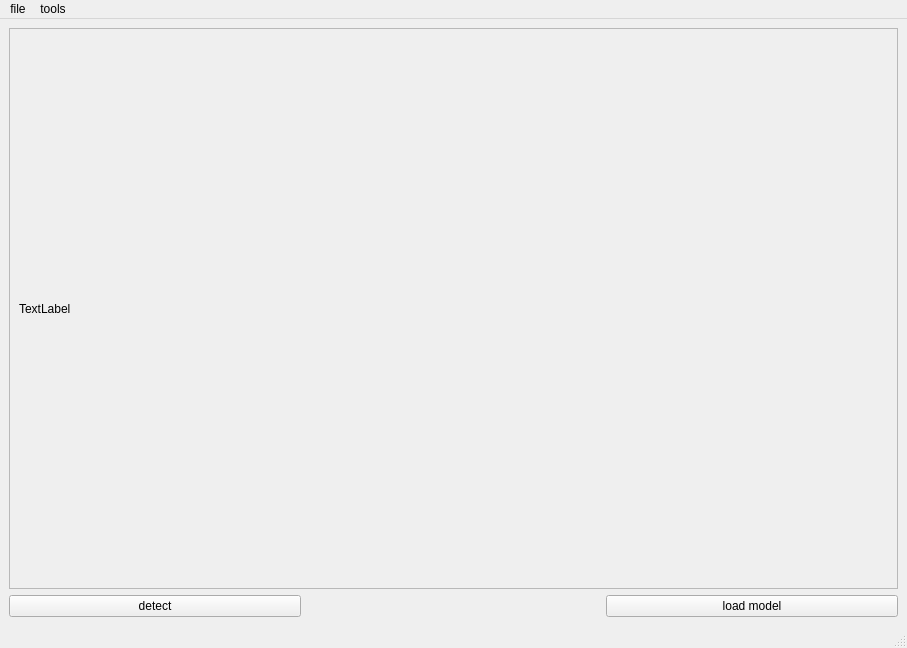
First picture: the form in detect.ui, repository WangJerry95/ssd_keras, before the edit.
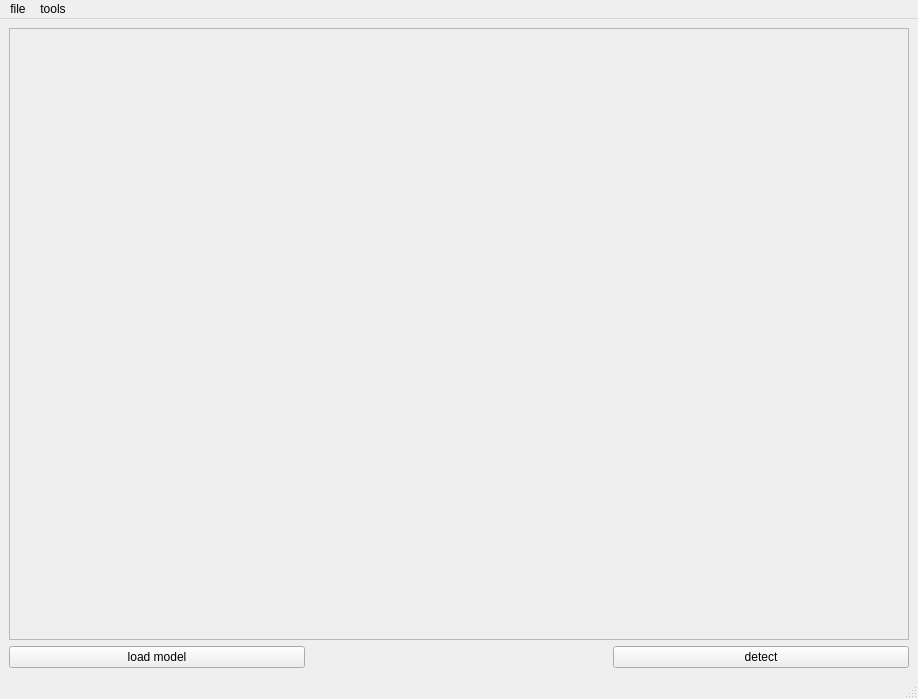
Second picture: the form after the edit.

```diff
--- a/detect.ui
+++ b/detect.ui
@@ -6,8 +6,8 @@
    <rect>
     <x>0</x>
     <y>0</y>
-    <width>907</width>
-    <height>648</height>
+    <width>918</width>
+    <height>699</height>
    </rect>
   </property>
   <property name="windowTitle">
@@ -20,19 +20,6 @@
    <layout class="QVBoxLayout" name="verticalLayout">
     <item>
      <layout class="QGridLayout" name="gridLayout">
-      <item row="1" column="0">
-       <widget class="QPushButton" name="detectButton">
-        <property name="sizePolicy">
-         <sizepolicy hsizetype="Minimum" vsizetype="Minimum">
-          <horstretch>0</horstretch>
-          <verstretch>0</verstretch>
-         </sizepolicy>
-        </property>
-        <property name="text">
-         <string>detect</string>
-        </property>
-       </widget>
-      </item>
       <item row="1" column="1">
        <spacer name="horizontalSpacer">
         <property name="orientation">
@@ -49,19 +36,6 @@
         </property>
        </spacer>
       </item>
-      <item row="1" column="2">
-       <widget class="QPushButton" name="loadButton">
-        <property name="sizePolicy">
-         <sizepolicy hsizetype="Minimum" vsizetype="Minimum">
-          <horstretch>0</horstretch>
-          <verstretch>0</verstretch>
-         </sizepolicy>
-        </property>
-        <property name="text">
-         <string>load model</string>
-        </property>
-       </widget>
-      </item>
       <item row="0" column="0" colspan="3">
        <widget class="QScrollArea" name="scrollArea">
         <property name="widgetResizable">
@@ -72,15 +46,15 @@
           <rect>
            <x>0</x>
            <y>0</y>
-           <width>885</width>
-           <height>555</height>
+           <width>896</width>
+           <height>606</height>
           </rect>
          </property>
          <layout class="QGridLayout" name="gridLayout_2">
           <item row="0" column="0">
            <widget class="QLabel" name="label">
             <property name="text">
-             <string>TextLabel</string>
+             <string/>
             </property>
            </widget>
           </item>
@@ -88,6 +62,32 @@
         </widget>
        </widget>
       </item>
+      <item row="1" column="0">
+       <widget class="QPushButton" name="loadButton">
+        <property name="sizePolicy">
+         <sizepolicy hsizetype="Minimum" vsizetype="Minimum">
+          <horstretch>0</horstretch>
+          <verstretch>0</verstretch>
+         </sizepolicy>
+        </property>
+        <property name="text">
+         <string>load model</string>
+        </property>
+       </widget>
+      </item>
+      <item row="1" column="2">
+       <widget class="QPushButton" name="detectButton">
+        <property name="sizePolicy">
+         <sizepolicy hsizetype="Minimum" vsizetype="Minimum">
+          <horstretch>0</horstretch>
+          <verstretch>0</verstretch>
+         </sizepolicy>
+        </property>
+        <property name="text">
+         <string>detect</string>
+        </property>
+       </widget>
+      </item>
      </layout>
     </item>
    </layout>
@@ -97,7 +97,7 @@
     <rect>
      <x>0</x>
      <y>0</y>
-     <width>907</width>
+     <width>918</width>
      <height>20</height>
     </rect>
    </property>
```
Left out of the diff: 2 changed lines with no effect on the pictures.
